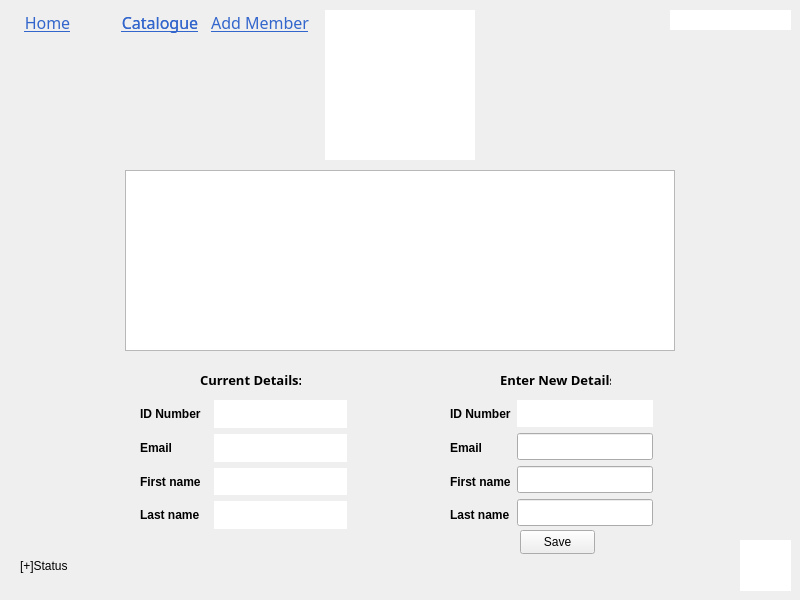
Qt form edit_member_screen.ui (MrCooperGit/Assessment-2_Library-Management-System) before a commit.
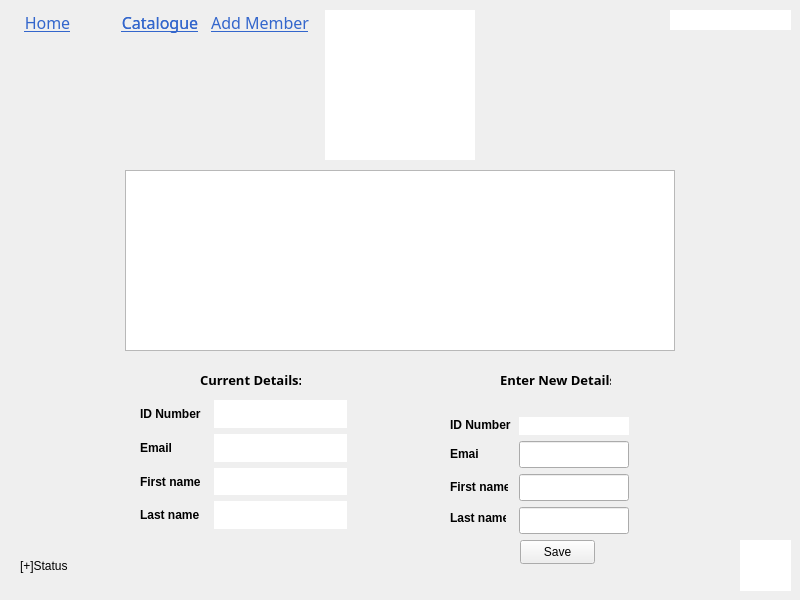
The same form after that commit.

Commit message: Fixed label spacing across multiple screens

```diff
--- a/edit_member_screen.ui
+++ b/edit_member_screen.ui
@@ -13,120 +13,6 @@
   <property name="windowTitle">
    <string>Form</string>
   </property>
-  <widget class="QWidget" name="layoutWidget_2">
-   <property name="geometry">
-    <rect>
-     <x>450</x>
-     <y>400</y>
-     <width>203</width>
-     <height>129</height>
-    </rect>
-   </property>
-   <layout class="QHBoxLayout" name="horizontalLayout_2">
-    <item>
-     <layout class="QVBoxLayout" name="verticalLayout_3">
-      <item>
-       <widget class="QLabel" name="label_7">
-        <property name="font">
-         <font>
-          <bold>true</bold>
-         </font>
-        </property>
-        <property name="text">
-         <string>ID Number</string>
-        </property>
-       </widget>
-      </item>
-      <item>
-       <widget class="QLabel" name="label_8">
-        <property name="font">
-         <font>
-          <bold>true</bold>
-         </font>
-        </property>
-        <property name="text">
-         <string>Email</string>
-        </property>
-       </widget>
-      </item>
-      <item>
-       <widget class="QLabel" name="label_9">
-        <property name="font">
-         <font>
-          <bold>true</bold>
-         </font>
-        </property>
-        <property name="text">
-         <string>First name</string>
-        </property>
-       </widget>
-      </item>
-      <item>
-       <widget class="QLabel" name="label_10">
-        <property name="font">
-         <font>
-          <bold>true</bold>
-         </font>
-        </property>
-        <property name="text">
-         <string>Last name</string>
-        </property>
-       </widget>
-      </item>
-     </layout>
-    </item>
-    <item>
-     <layout class="QVBoxLayout" name="verticalLayout_4">
-      <item>
-       <widget class="QLabel" name="label_idNumber2">
-        <property name="maximumSize">
-         <size>
-          <width>16777215</width>
-          <height>27</height>
-         </size>
-        </property>
-        <property name="styleSheet">
-         <string notr="true">background-color: rgb(255, 255, 255);</string>
-        </property>
-        <property name="text">
-         <string/>
-        </property>
-       </widget>
-      </item>
-      <item>
-       <widget class="QLineEdit" name="lineEdit_email">
-        <property name="minimumSize">
-         <size>
-          <width>0</width>
-          <height>27</height>
-         </size>
-        </property>
-       </widget>
-      </item>
-      <item>
-       <widget class="QLineEdit" name="lineEdit_firstName">
-        <property name="minimumSize">
-         <size>
-          <width>0</width>
-          <height>27</height>
-         </size>
-        </property>
-       </widget>
-      </item>
-      <item>
-       <widget class="QLineEdit" name="lineEdit_lastName">
-        <property name="minimumSize">
-         <size>
-          <width>0</width>
-          <height>27</height>
-         </size>
-        </property>
-       </widget>
-      </item>
-     </layout>
-    </item>
-   </layout>
-  </widget>
   <widget class="QLabel" name="label_2">
    <property name="geometry">
     <rect>
@@ -367,7 +253,7 @@
    <property name="geometry">
     <rect>
      <x>520</x>
-     <y>530</y>
+     <y>540</y>
      <width>75</width>
      <height>24</height>
     </rect>
@@ -527,6 +413,136 @@
     <string>Add Member</string>
    </property>
   </widget>
+  <widget class="QWidget" name="">
+   <property name="geometry">
+    <rect>
+     <x>519</x>
+     <y>417</y>
+     <width>110</width>
+     <height>117</height>
+    </rect>
+   </property>
+   <layout class="QVBoxLayout" name="verticalLayout_4">
+    <item>
+     <widget class="QLabel" name="label_idNumber2">
+      <property name="maximumSize">
+       <size>
+        <width>16777215</width>
+        <height>27</height>
+       </size>
+      </property>
+      <property name="styleSheet">
+       <string notr="true">background-color: rgb(255, 255, 255);</string>
+      </property>
+      <property name="text">
+       <string/>
+      </property>
+     </widget>
+    </item>
+    <item>
+     <widget class="QLineEdit" name="lineEdit_email">
+      <property name="minimumSize">
+       <size>
+        <width>0</width>
+        <height>27</height>
+       </size>
+      </property>
+     </widget>
+    </item>
+    <item>
+     <widget class="QLineEdit" name="lineEdit_firstName">
+      <property name="minimumSize">
+       <size>
+        <width>0</width>
+        <height>27</height>
+       </size>
+      </property>
+     </widget>
+    </item>
+    <item>
+     <widget class="QLineEdit" name="lineEdit_lastName">
+      <property name="minimumSize">
+       <size>
+        <width>0</width>
+        <height>27</height>
+       </size>
+      </property>
+     </widget>
+    </item>
+   </layout>
+  </widget>
+  <widget class="QLabel" name="label_7">
+   <property name="geometry">
+    <rect>
+     <x>450</x>
+     <y>417</y>
+     <width>62</width>
+     <height>16</height>
+    </rect>
+   </property>
+   <property name="font">
+    <font>
+     <bold>true</bold>
+    </font>
+   </property>
+   <property name="text">
+    <string>ID Number</string>
+   </property>
+  </widget>
+  <widget class="QLabel" name="label_8">
+   <property name="geometry">
+    <rect>
+     <x>450</x>
+     <y>446</y>
+     <width>29</width>
+     <height>16</height>
+    </rect>
+   </property>
+   <property name="font">
+    <font>
+     <bold>true</bold>
+    </font>
+   </property>
+   <property name="text">
+    <string>Email</string>
+   </property>
+  </widget>
+  <widget class="QLabel" name="label_9">
+   <property name="geometry">
+    <rect>
+     <x>450</x>
+     <y>479</y>
+     <width>58</width>
+     <height>16</height>
+    </rect>
+   </property>
+   <property name="font">
+    <font>
+     <bold>true</bold>
+    </font>
+   </property>
+   <property name="text">
+    <string>First name</string>
+   </property>
+  </widget>
+  <widget class="QLabel" name="label_10">
+   <property name="geometry">
+    <rect>
+     <x>450</x>
+     <y>510</y>
+     <width>56</width>
+     <height>16</height>
+    </rect>
+   </property>
+   <property name="font">
+    <font>
+     <bold>true</bold>
+    </font>
+   </property>
+   <property name="text">
+    <string>Last name</string>
+   </property>
+  </widget>
  </widget>
  <resources/>
  <connections/>
```
The commit also changes 3 other files.
